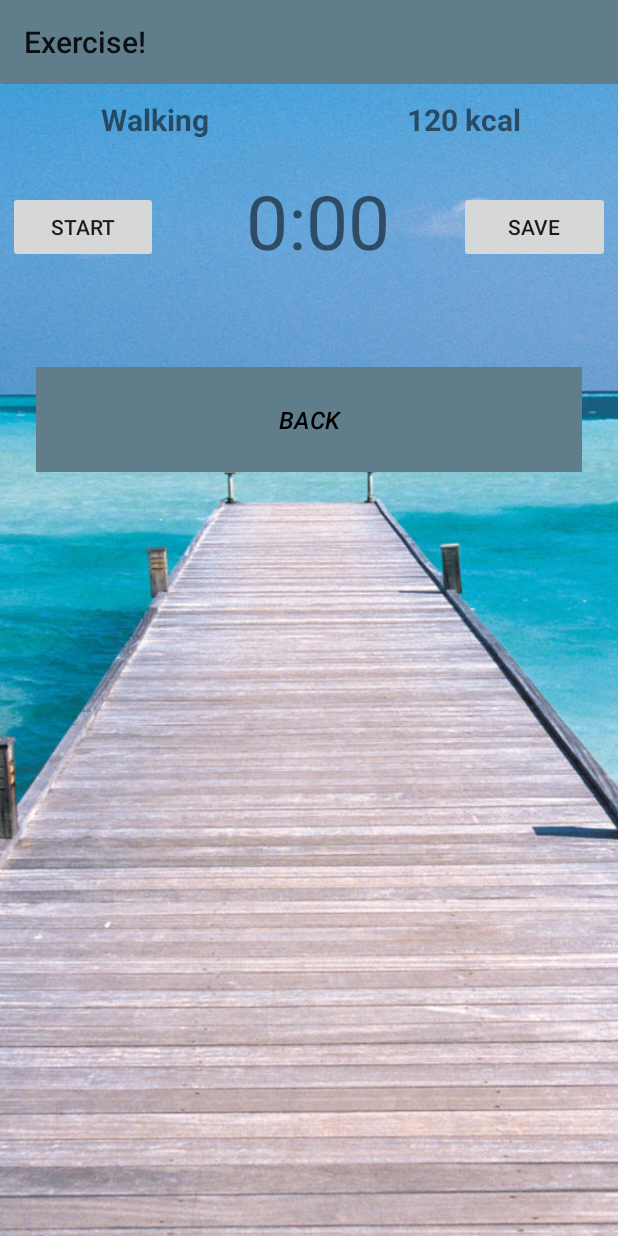
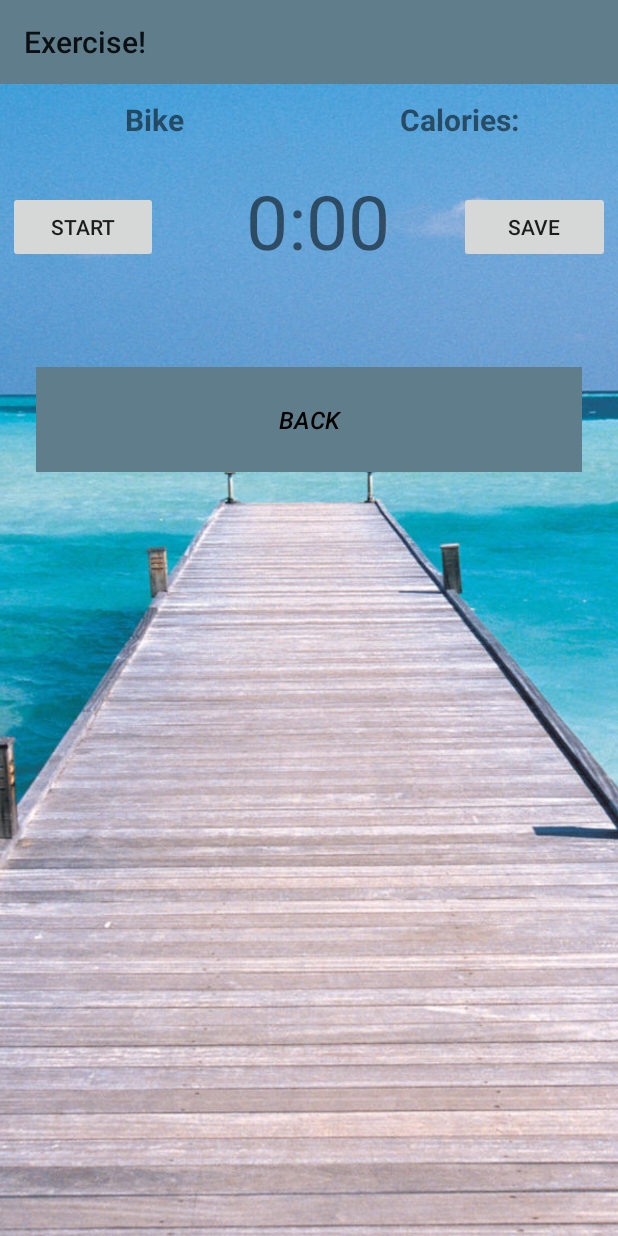
Before and after one commit to mm53616/FitApplication, an Android app: the Exercises screen opened directly, with no data from a screen before it, after a tap on "BIKE", on a phone screen of 412 x 824 dp. Run offline under Robolectric (Android 15) with nearby library versions, the phone set to English and light mode, and no system bars; 2 statements that could not run were skipped; 2 other taps on this screen came first.

Commit message:
After corrections

```diff
--- a/app/src/main/java/com/example/ania/fitapplication/Exercise.java
+++ b/app/src/main/java/com/example/ania/fitapplication/Exercise.java
@@ -75,12 +75,28 @@ public class Exercise extends AppCompatActivity {
             }
         });
 
+        //Checking which button was clicked
+        if(Exercises.gowalk == true){
+            sportText.setText("Walking");
+            caloriesText.setText(""+Exercises.TextCaloriesWalk);
+
+          /*  if(TrainAlone.CaloriesChecked == true){
+                timeLeft = Exercises.walkTime;
+            }
+            if(TrainAlone.TimeChecked == true){
+                timeLeft = TrainAlone.time;
+            }*/
+        }
+        else if(Exercises.gorun == true){
+            sportText.setText("Running");
+            caloriesText.setText(""+Exercises.TextCaloriesRun);
+        }
+        else if(Exercises.gobike == true){
+            sportText.setText("Bike");
+            caloriesText.setText(""+Exercises.TextCaloriesBike);
+        }
+
     }
-
-
-
-
-//Methods connected to timer
 
 
     //Methods connected to timer
@@ -134,6 +150,9 @@ public class Exercise extends AppCompatActivity {
 
     public void Back(View view) {
         finish();
+        Exercises.gowalk = false;
+        Exercises.gorun = false;
+        Exercises.gobike = false;
     }
     //End of methods connected to timer
 
--- a/app/src/main/java/com/example/ania/fitapplication/Exercises.java
+++ b/app/src/main/java/com/example/ania/fitapplication/Exercises.java
@@ -4,22 +4,29 @@ import android.content.Intent;
 import android.support.v7.app.AppCompatActivity;
 import android.os.Bundle;
 import android.view.View;
-import android.widget.Button;
 import android.widget.TextView;
 
 
 public class Exercises extends AppCompatActivity {
 
     static int walkTime;
-    static int runtTime;
-    static int bikeTime;
-    static int walkCalories;
-    static int runCalories;
-    static int bikeCalories;
-
-//    static String a="hhhhhhhhh";
+    int runtTime;
+    int bikeTime;
+    int walkCalories;
+    int runCalories;
+    int bikeCalories;
 
 
+    static String TextTimeWalk;
+    static String TextTimeRun;
+    static String TextTimeBike;
+    static String TextCaloriesWalk;
+    static String TextCaloriesRun;
+    static String TextCaloriesBike;
+
+    static boolean gowalk = false;
+    static boolean gorun = false;
+    static boolean gobike = false;
 
 
     @Override
@@ -27,64 +34,16 @@ public class Exercises extends AppCompatActivity {
         super.onCreate(savedInstanceState);
         setContentView(R.layout.activity_exercises);
 
-      final TextView WalkTime = (TextView) findViewById(R.id.editText_walk_time);
-      final   TextView WalkCalories = (TextView) findViewById(R.id.editText_walk_calories);
-        final TextView RunTime = (TextView) findViewById(R.id.editText_run_time);
-        final TextView RunCalories = (TextView) findViewById(R.id.editText_run_calories);
-        final TextView BikTime = (TextView) findViewById(R.id.editText_bike_time);
-        final TextView BikeCalories = (TextView) findViewById(R.id.editText_bike_calories);
-         Button walkButton = findViewById(R.id.image_walk);
-          Button runButton = findViewById(R.id.image_run);
-         Button bikeButton =  findViewById(R.id.image_bike);
+        TextView WalkTime = (TextView) findViewById(R.id.editText_walk_time);
+        TextView WalkCalories = (TextView) findViewById(R.id.editText_walk_calories);
+        TextView RunTime = (TextView) findViewById(R.id.editText_run_time);
+        TextView RunCalories = (TextView) findViewById(R.id.editText_run_calories);
+        TextView BikTime = (TextView) findViewById(R.id.editText_bike_time);
+        TextView BikeCalories = (TextView) findViewById(R.id.editText_bike_calories);
 
-
-//Choosing activity
-
-        walkButton.setOnClickListener(new View.OnClickListener() {
-            @Override
-            public void onClick(View view) {
-
-        //      choosingWalking( WalkTime, WalkCalories);
-
-           //     Exercise.sportText.setText("Walking");
-       //         Exercise.caloriesText.setText(WalkCalories.getText());
-      //          Exercise.timeCounterText.setText(WalkTime.getText());;
-               Go( view);
-
-            }
-        });
-
-        runButton.setOnClickListener(new View.OnClickListener() {
-            @Override
-            public void onClick(View view) {
-
-            //    choosingRunning();
-
-                Go( view);
-
-
-            }
-        });
-
-        bikeButton.setOnClickListener(new View.OnClickListener() {
-            @Override
-            public void onClick(View view) {
-
-   //          choosingBike();
-                Go( view);
-
-
-            }
-        });
-
-
-
-
-//Counting calories and time
         if(TrainAlone.CaloriesChecked == true){
 
             calculateTime(TrainAlone.calories);
-
 
             WalkCalories.setText("Calories:  "+TrainAlone.calories + " kcal");
             RunCalories.setText("Calories:  "+TrainAlone.calories + " kcal");
@@ -107,37 +66,15 @@ public class Exercises extends AppCompatActivity {
             RunTime.setText("Time:  "+TrainAlone.time + " min");
             BikTime.setText("Time:  "+TrainAlone.time + " min");
         }
+        // getting final time from TextView
+        TextTimeWalk = WalkTime.getText().toString();
+        TextTimeRun = RunTime.getText().toString();
+        TextTimeBike = BikTime.getText().toString();
+// getting final calories from TextView
+        TextCaloriesWalk = WalkCalories.getText().toString();
+        TextCaloriesRun = RunCalories.getText().toString();
+        TextCaloriesBike = BikeCalories.getText().toString();
     }
-
-
-    //Choosing activity: walking, running, riding a bike
-
-    private void choosingWalking(TextView WalkTime, TextView WalkCalories) {
-
-
-     Exercise.sportText.setText("Walking");
-     Exercise.caloriesText.setText(WalkCalories.getText());
-     Exercise.timeCounterText.setText(WalkTime.getText());
-
-    }
-    /**
-    private void choosingRunning() {
-
-     Exercise.sportText.setText("Running");
-     Exercise.caloriesText.setText(RunCalories.getText());
-     Exercise.timeCounterText.setText(RunTime.getText());
-
-    }
-
-    private void choosingBike() {
-
-     Exercise.sportText.setText("Riding a bike");
-     Exercise.caloriesText.setText(BikeCalories.getText());
-     Exercise.timeCounterText.setText(BikTime.getText());
-
-    }
-
-**/
 
 
 
@@ -163,10 +100,26 @@ public class Exercises extends AppCompatActivity {
         runCalories = (number*735)/60;
         bikeCalories = (number*550)/60;
     }
-
-
-
-
-
-
+    // functions for buttons
+    public void GoWalk(View view){
+        Intent i = new Intent(this, Exercise.class);
+        startActivity(i);
+        gowalk = true;
+        gorun = false;
+        gobike = false;
+    }
+    public void GoRun(View view){
+        Intent i = new Intent(this, Exercise.class);
+        startActivity(i);
+        gorun = true;
+        gowalk = false;
+        gobike = false;
+    }
+    public void GoBike(View view){
+        Intent i = new Intent(this, Exercise.class);
+        startActivity(i);
+        gobike = true;
+        gowalk = false;
+        gorun = false;
+    }
 }
--- a/app/src/main/java/com/example/ania/fitapplication/TrainAlone.java
+++ b/app/src/main/java/com/example/ania/fitapplication/TrainAlone.java
@@ -94,6 +94,4 @@ public class TrainAlone extends AppCompatActivity {
         }
     }
 
-    public void chosenActivity(View view) {
-    }
 }
```
Also changed, not shown: app/src/main/res/layout/activity_exercises.xml (+11 -6 lines), app/src/main/res/layout/activity_exercise.xml (indentation only), app/src/main/res/layout/activity_train_alone.xml (indentation only).
